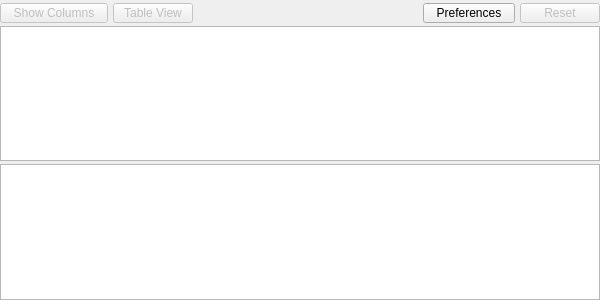
GAMS-dev/studio, file src/gdxviewer/gdxsymbolview.ui: the form before one commit.
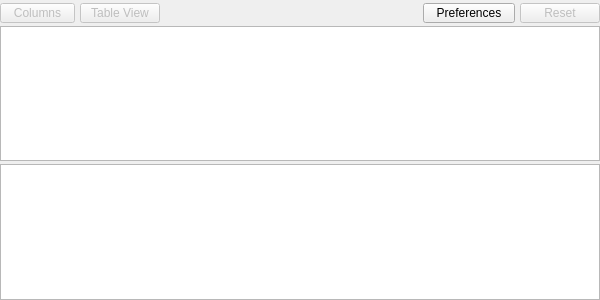
The form after the commit.

```diff
--- a/src/gdxviewer/gdxsymbolview.ui
+++ b/src/gdxviewer/gdxsymbolview.ui
@@ -76,7 +76,7 @@
         <string notr="true"/>
        </property>
        <property name="text">
-        <string>  Show Columns  </string>
+        <string>  Columns  </string>
        </property>
        <property name="popupMode">
         <enum>QToolButton::InstantPopup</enum>
```
